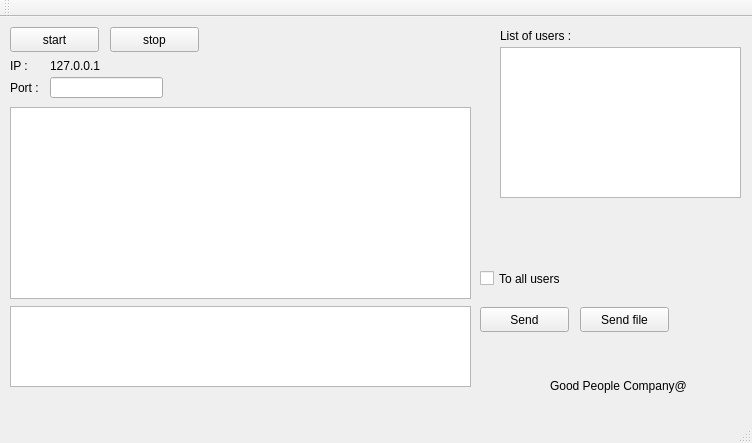
First picture: the form in lab_3_TCPserver_chat_Qt/TCP_v2_server/mainwindow.ui, repository MykytaOpanyuk/All_programs_studying, before the edit.
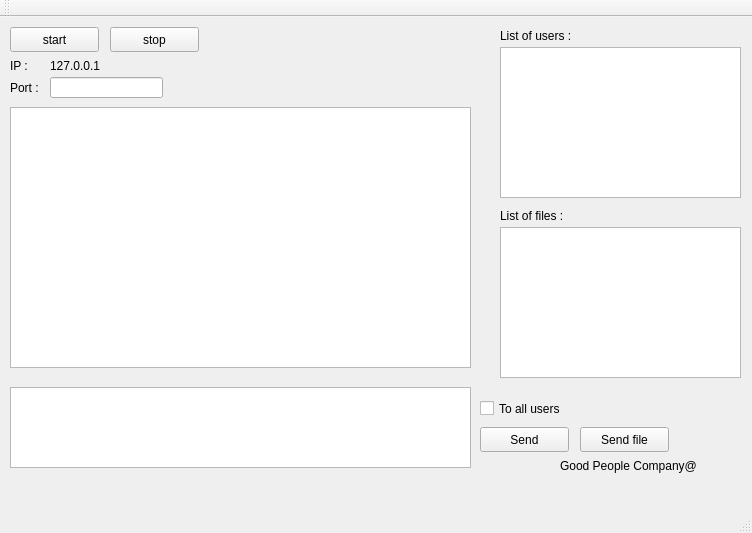
Second picture: the form after the edit.

What changed in the file:
```diff
--- a/lab_3_TCPserver_chat_Qt/TCP_v2_server/mainwindow.ui
+++ b/lab_3_TCPserver_chat_Qt/TCP_v2_server/mainwindow.ui
@@ -7,7 +7,7 @@
     <x>0</x>
     <y>0</y>
     <width>752</width>
-    <height>443</height>
+    <height>533</height>
    </rect>
   </property>
   <property name="windowTitle">
@@ -43,8 +43,8 @@
    <widget class="QLabel" name="label_4">
     <property name="geometry">
      <rect>
-      <x>550</x>
-      <y>360</y>
+      <x>560</x>
+      <y>440</y>
       <width>191</width>
       <height>17</height>
      </rect>
@@ -59,7 +59,7 @@
       <x>10</x>
       <y>90</y>
       <width>461</width>
-      <height>192</height>
+      <height>261</height>
      </rect>
     </property>
    </widget>
@@ -77,7 +77,7 @@
     <property name="geometry">
      <rect>
       <x>10</x>
-      <y>289</y>
+      <y>370</y>
       <width>461</width>
       <height>81</height>
      </rect>
@@ -138,7 +138,7 @@
     <property name="geometry">
      <rect>
       <x>480</x>
-      <y>250</y>
+      <y>380</y>
       <width>121</width>
       <height>23</height>
      </rect>
@@ -151,7 +151,7 @@
     <property name="geometry">
      <rect>
       <x>480</x>
-      <y>290</y>
+      <y>410</y>
       <width>89</width>
       <height>25</height>
      </rect>
@@ -164,7 +164,7 @@
     <property name="geometry">
      <rect>
       <x>580</x>
-      <y>290</y>
+      <y>410</y>
       <width>89</width>
       <height>25</height>
      </rect>
@@ -196,6 +196,29 @@
      </rect>
     </property>
    </widget>
+   <widget class="QLabel" name="label_2">
+    <property name="geometry">
+     <rect>
+      <x>500</x>
+      <y>190</y>
+      <width>141</width>
+      <height>17</height>
+     </rect>
+    </property>
+    <property name="text">
+     <string>List of files :</string>
+    </property>
+   </widget>
+   <widget class="QListWidget" name="file_list">
+    <property name="geometry">
+     <rect>
+      <x>500</x>
+      <y>210</y>
+      <width>241</width>
+      <height>151</height>
+     </rect>
+    </property>
+   </widget>
   </widget>
   <widget class="QMenuBar" name="menuBar">
    <property name="geometry">
```
